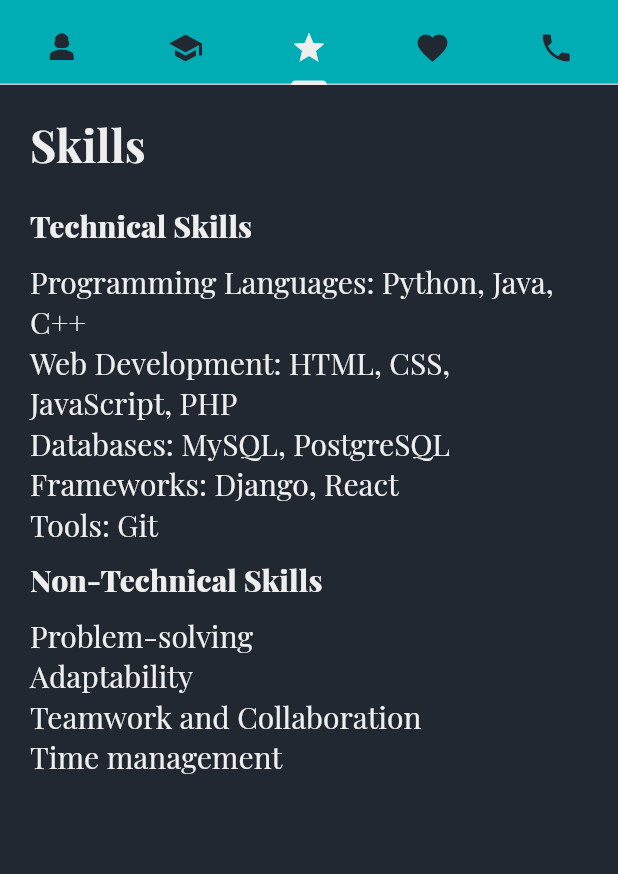
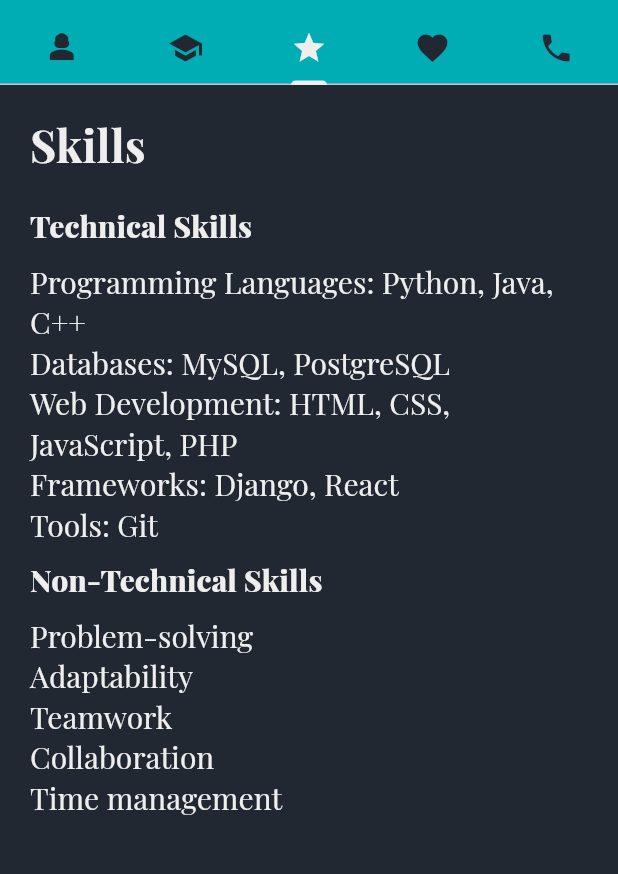
Before and after one commit to jkarlo-07/lab_act1, a Flutter app: the screen it shows after launch, tab 3 chosen, on a phone screen of 412 x 824 dp, the part 71-945 px from its top. Run offline on Flutter 3.47's test engine with Material 3 defaults, Android fonts, the phone set to English and light mode, and no system bars.

Commit message:
Final Final

```diff
--- a/lib/main.dart
+++ b/lib/main.dart
@@ -282,17 +282,18 @@ class SkillsTab extends StatelessWidget {
             ),
           ),
           Text(
+            "Databases: MySQL, PostgreSQL",
+            style: TextStyle(
+              fontSize: 20,
+            ),
+          ),
+          Text(
             "Web Development: HTML, CSS, JavaScript, PHP",
             style: TextStyle(
               fontSize: 20,
             ),
           ),
-          Text(
-            "Databases: MySQL, PostgreSQL",
-            style: TextStyle(
-              fontSize: 20,
-            ),
-          ),
+
           Text(
             "Frameworks: Django, React",
             style: TextStyle(
@@ -331,7 +332,13 @@ class SkillsTab extends StatelessWidget {
             ),
           ),
           Text(
-            "Teamwork and Collaboration",
+            "Teamwork",
+            style: TextStyle(
+              fontSize: 20,
+            ),
+          ),
+          Text(
+            "Collaboration",
             style: TextStyle(
               fontSize: 20,
             ),
@@ -474,6 +481,21 @@ class ContactTab extends StatelessWidget {
           SizedBox(
             height: 20.0,
           ),
+           Row(
+            children: [
+              Text(
+                "Phone Number:",
+                style: TextStyle(fontSize: 20, fontWeight: FontWeight.bold),
+              ),
+              SizedBox(
+                width: 10,
+              ),
+              Text(
+                "09294439475",
+                style: TextStyle(fontSize: 20),
+              ),
+            ],
+          ),
           Row(
             children: [
               Text(
@@ -506,21 +528,7 @@ class ContactTab extends StatelessWidget {
             ],
           ),
           SizedBox(height: 10,),
-          Row(
-            children: [
-              Text(
-                "Phone Number:",
-                style: TextStyle(fontSize: 20, fontWeight: FontWeight.bold),
-              ),
-              SizedBox(
-                width: 10,
-              ),
-              Text(
-                "09294439475",
-                style: TextStyle(fontSize: 20),
-              ),
-            ],
-          ),
+
           SizedBox(height: 10,),
           Row(
             children: [
```
